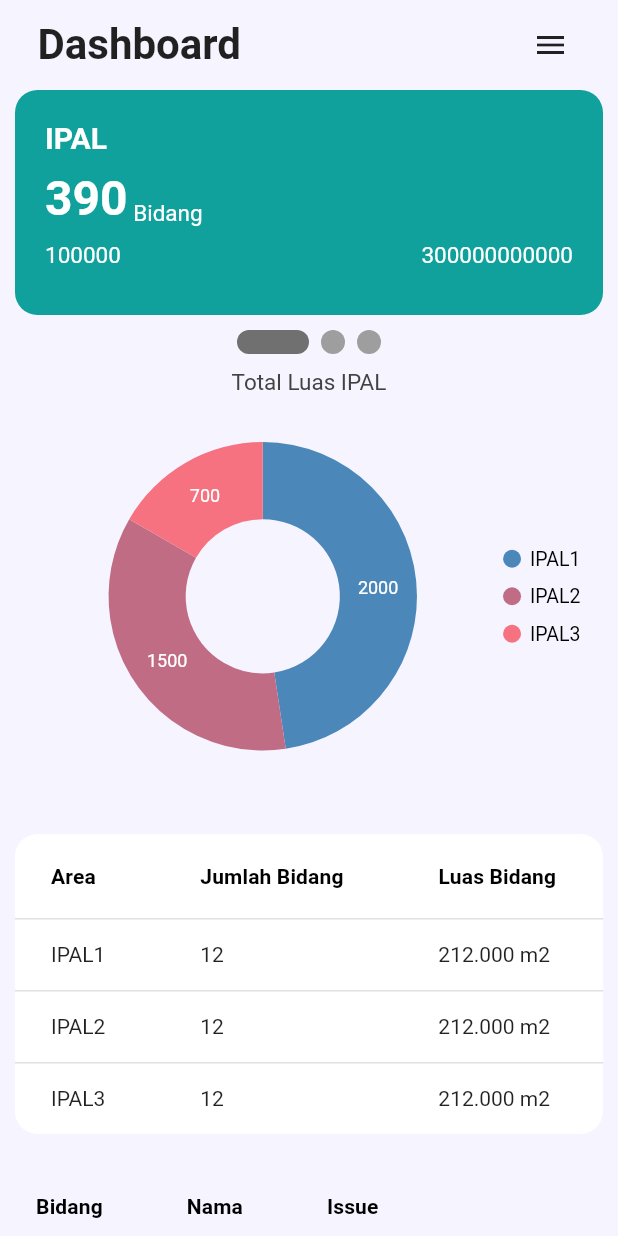
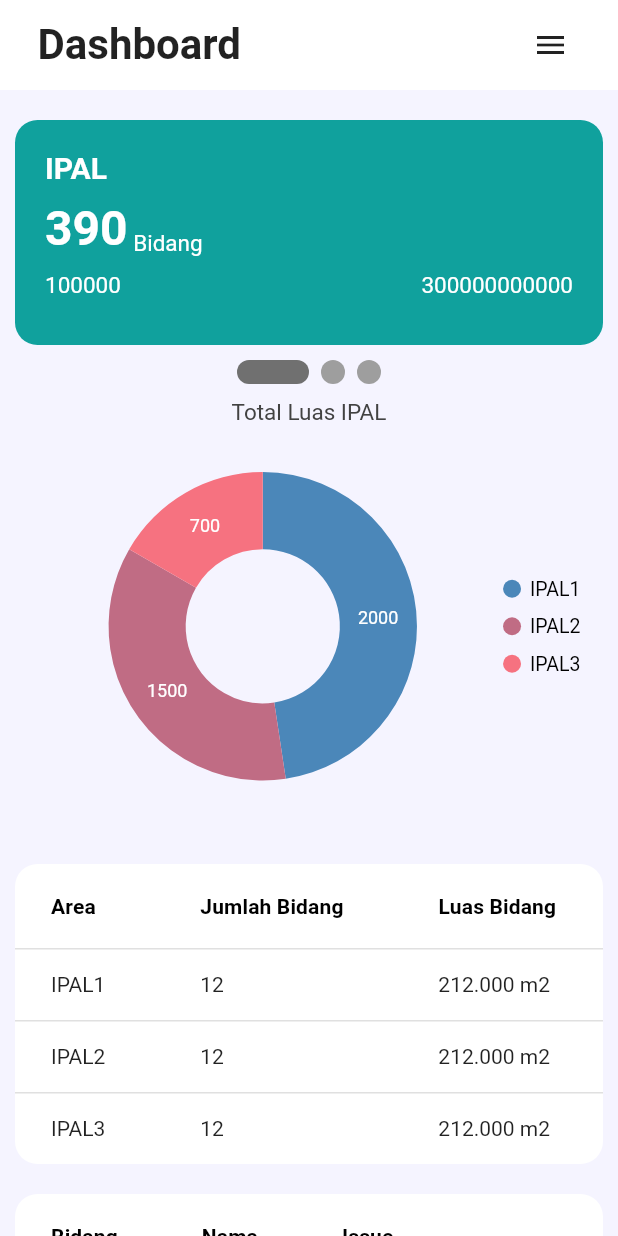
Before and after one commit to sirojjy/prototype1_lahan, a Flutter app: the Dashboard screen opened by its route, on a phone screen of 412 x 824 dp. Run offline on Flutter 3.47's test engine with Material 2 defaults, Android fonts, the phone set to English and light mode, and no system bars; drawn by our look-alikes of smooth_page_indicator; our stand-ins replace bloc, cloud_firestore, equatable, firebase_core, flutter_bloc, flutter_svg and 4 more; missing offline and left inert: dart:ffi; accounts and stored records are empty; project files that could hold a hidden picture were left out.

Commit message:
Inventarisasi - issue

```diff
--- a/lib/authentification/auth_bloc.dart
+++ b/lib/authentification/auth_bloc.dart
@@ -74,3 +74,4 @@ class AuthBloc extends Bloc<AuthEvent, AuthState> {
     );
   }
 }
+}
--- a/lib/dashboard/dashboard.dart
+++ b/lib/dashboard/dashboard.dart
@@ -1,6 +1,7 @@
 import 'package:flutter/material.dart';
 import 'package:prototype1_lahan/dashboard/model/issueCard.dart';
 import 'package:prototype1_lahan/dashboard/model/myCard.dart';
+import 'package:prototype1_lahan/inventarisasi/inventarisasi.dart';
 import 'package:prototype1_lahan/share/appbarNew.dart';
 import 'package:smooth_page_indicator/smooth_page_indicator.dart';
 
@@ -24,6 +25,7 @@ class Dashboard extends StatelessWidget {
               children: [
                 //appbar
                 const AppbarNew(title: 'Dashboard'),
+                SizedBox(height: 20,),
 
                 //card
                 SizedBox(
@@ -85,10 +87,18 @@ class Dashboard extends StatelessWidget {
                 SizedBox(height: 20,),
 
                 //Tabel Issue
-                SizedBox(
-                  height: 400,
-                  child: TabelIssueCard(),
-                )
+
+                GestureDetector(
+                  onTap: () => {
+                    Navigator.push(context, MaterialPageRoute(builder: (context) => const Inventarisasi()))
+                  },
+                  child: SizedBox(
+                    // height: 400,
+                    child: TabelIssueCard(),
+                  ),
+                ),
+
+                SizedBox(height: 20,)
 
               ],
             ),
--- a/lib/dashboard/model/tabel_issue_card.dart
+++ b/lib/dashboard/model/tabel_issue_card.dart
@@ -1,4 +1,6 @@
 import 'package:flutter/material.dart';
+
+import '../../share/item.dart';
 
 class TabelIssueCard extends StatefulWidget {
   const TabelIssueCard({Key? key}) : super(key: key);
@@ -10,7 +12,14 @@ class TabelIssueCard extends StatefulWidget {
 class _TabelIssueCardState extends State<TabelIssueCard> {
   @override
   Widget build(BuildContext context) {
-    return Container(
+    return Padding(
+      padding: const EdgeInsets.symmetric(horizontal: 10.0),
+      child: Container(
+        // width: 400,
+        decoration: BoxDecoration(
+          color: whiteColor,
+          borderRadius: BorderRadius.circular(15),
+        ),
         child: DataTable(
           columns: <DataColumn>[
             DataColumn(
@@ -53,6 +62,7 @@ class _TabelIssueCardState extends State<TabelIssueCard> {
             ]),
           ],
         ),
+      ),
     );
   }
 }
--- a/lib/share/appbarNew.dart
+++ b/lib/share/appbarNew.dart
@@ -1,4 +1,5 @@
 import 'package:flutter/material.dart';
+import 'package:prototype1_lahan/share/item.dart';
 
 class AppbarNew extends StatelessWidget {
   final String title;
@@ -8,7 +9,10 @@ class AppbarNew extends StatelessWidget {
 
   @override
   Widget build(BuildContext context) {
-    return Padding(
+    return Container(
+      decoration: BoxDecoration(
+        color: whiteColor
+      ),
         padding: const EdgeInsets.symmetric(horizontal: 25, vertical: 10),
         child: Row(
           mainAxisAlignment: MainAxisAlignment.spaceBetween,
--- a/lib/share/item.dart
+++ b/lib/share/item.dart
@@ -8,3 +8,4 @@ const darkColor = Color(0xFF003F8C);
 const whiteColor = Color(0xFFFFFFFF);
 const blackColor = Color(0xFF1F1F1F);
 const backgroundColor = Color(0xFFF5F4FF);
+const warningColor = Color(0xFFE53310);
```
Also changed, not shown: lib/authentification/auth_state.dart (+24 -24 lines), lib/inventarisasi/inventarisasi.dart (+70 -30 lines), pubspec.lock, 1 other file. Lines whose indentation alone changed are shown as unchanged.
